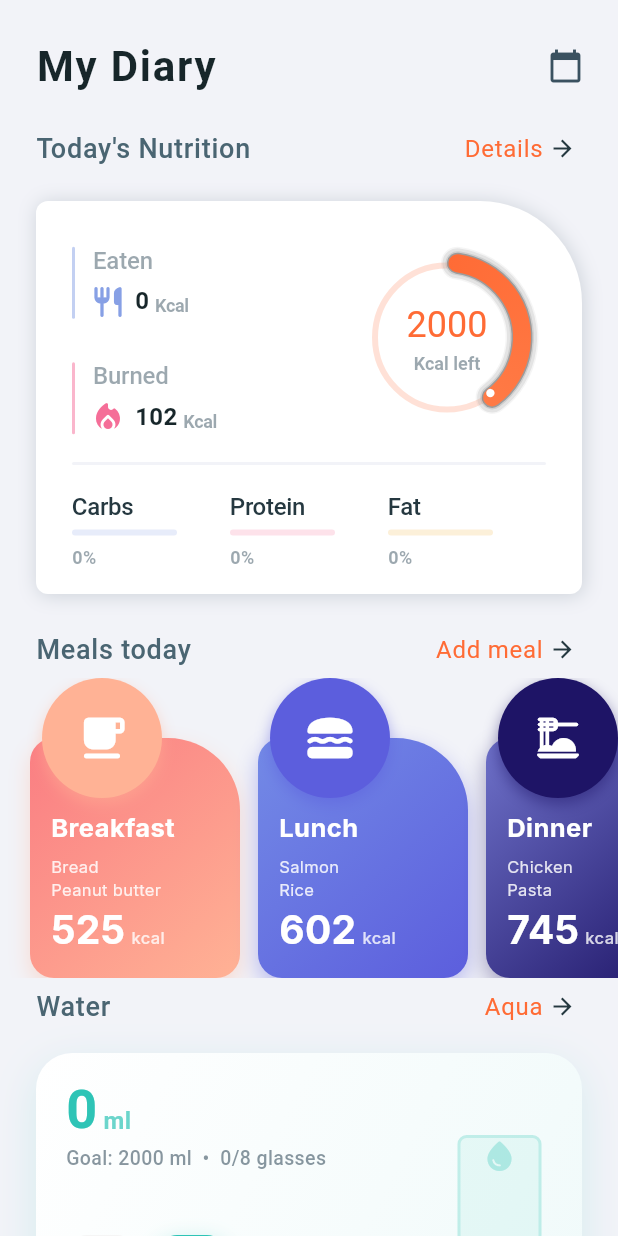
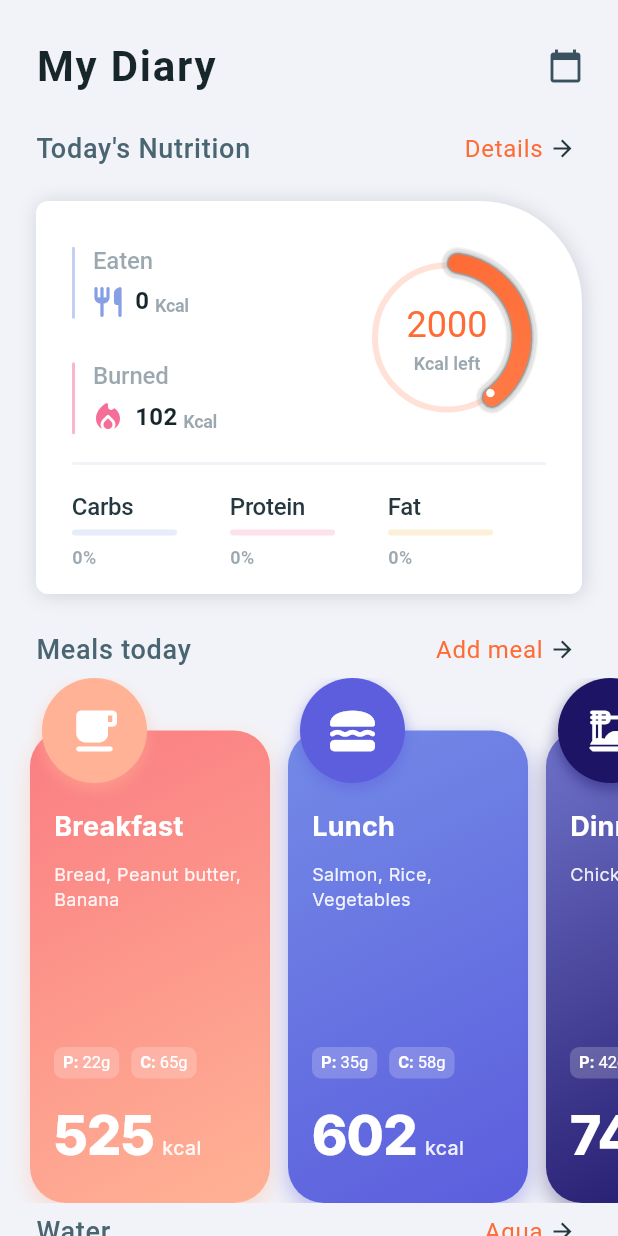
Before and after one commit to Tarekazabou/projet_web, a Flutter app: the HomeScreen screen opened directly, on a phone screen of 412 x 824 dp. Run offline on Flutter 3.47's test engine with Material 3 defaults, Android fonts, the phone set to English and light mode, and no system bars; our stand-ins replace firebase_core, flutter_screenutil, google_fonts, image_picker, shared_preferences; accounts and stored records are empty; network calls fail.

Commit message:
ui fixed

```diff
--- a/my_app/lib/main.dart
+++ b/my_app/lib/main.dart
@@ -17,6 +17,7 @@ import 'providers/recipe_provider.dart';
 import 'providers/auth_provider.dart';
 import 'providers/nutrition_provider.dart';
 import 'providers/dashboard_provider.dart';
+import 'providers/grocery_provider.dart';
 import 'utils/app_theme.dart';
 import 'utils/mealy_theme.dart';
 import 'widgets/bottom_bar_view.dart';
@@ -54,6 +55,7 @@ class MealyApp extends StatelessWidget {
             ChangeNotifierProvider(create: (_) => RecipeProvider()),
             ChangeNotifierProvider(create: (_) => NutritionProvider()),
             ChangeNotifierProvider(create: (_) => DashboardProvider()),
+            ChangeNotifierProvider(create: (_) => GroceryProvider()),
             Provider(create: (_) => ApiService()),
           ],
           child: MaterialApp(
--- /dev/null
+++ b/my_app/lib/providers/grocery_provider.dart
@@ -0,0 +1,166 @@
+import 'package:flutter/material.dart';
+import '../services/api_service.dart';
+import '../utils/logger.dart';
+
+/// Model for a grocery item
+class GroceryItem {
+  final String id;
+  final String name;
+  final String quantity;
+  final String unit;
+  final String category;
+  bool purchased;
+
+  GroceryItem({
+    required this.id,
+    required this.name,
+    required this.quantity,
+    this.unit = 'pcs',
+    required this.category,
+    this.purchased = false,
+  });
+
+  factory GroceryItem.fromJson(Map<String, dynamic> json) {
+    return GroceryItem(
+      id: json['id']?.toString() ?? '',
+      name: json['name'] ?? '',
+      quantity: json['quantity']?.toString() ?? '1',
+      unit: json['unit'] ?? 'pcs',
+      category: json['category'] ?? 'Other',
+      purchased: json['purchased'] ?? false,
+    );
+  }
+
+  Map<String, dynamic> toJson() => {
+        'id': id,
+        'name': name,
+        'quantity': quantity,
+        'unit': unit,
+        'category': category,
+        'purchased': purchased,
+      };
+}
+
+/// Provider for grocery list management
+class GroceryProvider with ChangeNotifier {
+  final ApiService _apiService = ApiService();
+
+  List<GroceryItem> _items = [];
+  bool _isLoading = false;
+  String? _error;
+  String? _listId;
+  String _listName = 'My Grocery List';
+
+  // Getters
+  List<GroceryItem> get items => _items;
+  bool get isLoading => _isLoading;
+  String? get error => _error;
+  String? get listId => _listId;
+  String get listName => _listName;
+
+  // Calculated getters
+  int get totalItems => _items.length;
+  int get purchasedItems => _items.where((item) => item.purchased).length;
+  int get pendingItems => _items.where((item) => !item.purchased).length;
+  double get progress =>
+      totalItems > 0 ? (purchasedItems / totalItems) * 100 : 0;
+
+  /// Load grocery items from API
+  Future<void> loadGroceryItems() async {
+    _isLoading = true;
+    _error = null;
+    notifyListeners();
+
+    try {
+      final response = await _apiService.getGroceryItems();
+      _items = (response['items'] as List? ?? [])
+          .map((item) => GroceryItem.fromJson(Map<String, dynamic>.from(item)))
+          .toList();
+      _listId = response['listId'];
+      _listName = response['listName'] ?? 'My Grocery List';
+      _isLoading = false;
+      _error = null;
+      notifyListeners();
+
+      AppLogger.info(
+        'Loaded ${_items.length} grocery items (${pendingItems} pending)',
+        tag: 'GroceryProvider',
+      );
+    } catch (e) {
+      _isLoading = false;
+      _error = e.toString();
+      AppLogger.error('Failed to load grocery items', tag: 'GroceryProvider', error: e);
+      notifyListeners();
+    }
+  }
+
+  /// Toggle item purchased status
+  Future<void> togglePurchased(int index) async {
+    if (index < 0 || index >= _items.length) return;
+
+    final item = _items[index];
+    final wasPurchased = item.purchased;
+
+    // Optimistic update
+    item.purchased = !item.purchased;
+    notifyListeners();
+
+    try {
+      await _apiService.toggleGroceryItemPurchased(index);
+    } catch (e) {
+      // Revert on error
+      item.purchased = wasPurchased;
+      _error = e.toString();
+      notifyListeners();
+      AppLogger.error('Failed to update item', tag: 'GroceryProvider', error: e);
+    }
+  }
+
+  /// Add a new grocery item
+  Future<void> addItem(GroceryItem item) async {
+    try {
+      final response = await _apiService.addGroceryItem(item.toJson());
+      final newItem = GroceryItem.fromJson(response['item']);
+      _items.add(newItem);
+      notifyListeners();
+      AppLogger.info('Added grocery item: ${item.name}', tag: 'GroceryProvider');
+    } catch (e) {
+      _error = e.toString();
+      AppLogger.error('Failed to add item', tag: 'GroceryProvider', error: e);
+      rethrow;
+    }
+  }
+
+  /// Delete a grocery item
+  Future<void> deleteItem(int index) async {
+    if (index < 0 || index >= _items.length) return;
+
+    final item = _items[index];
+
+    // Optimistic update
+    _items.removeAt(index);
+    notifyListeners();
+
+    try {
+      await _apiService.deleteGroceryItem(index);
+      AppLogger.info('Deleted grocery item: ${item.name}', tag: 'GroceryProvider');
+    } catch (e) {
+      // Revert on error
+      _items.insert(index, item);
+      _error = e.toString();
+      notifyListeners();
+      AppLogger.error('Failed to delete item', tag: 'GroceryProvider', error: e);
+    }
+  }
+
+  /// Refresh grocery items
+  Future<void> refresh() => loadGroceryItems();
+
+  /// Clear all items
+  void clear() {
+    _items.clear();
+    _listId = null;
+    _listName = 'My Grocery List';
+    notifyListeners();
+  }
+}
--- a/my_app/lib/screens/fridge_screen.dart
+++ b/my_app/lib/screens/fridge_screen.dart
@@ -147,6 +147,11 @@ class _FridgeScreenState extends State<FridgeScreen>
                         child: Row(
                           mainAxisAlignment: MainAxisAlignment.center,
                           children: [
+                            IconButton(
+                              icon: const Icon(Icons.arrow_back_ios_rounded),
+                              color: MealyTheme.darkerText,
+                              onPressed: () => Navigator.of(context).pop(),
+                            ),
                             Expanded(
                               child: Padding(
                                 padding: const EdgeInsets.all(8.0),
--- a/my_app/lib/widgets/ui_view/meals_list_view.dart
+++ b/my_app/lib/widgets/ui_view/meals_list_view.dart
@@ -53,7 +53,7 @@ class _MealsListViewState extends State<MealsListView>
           child: Transform.translate(
             offset: Offset(0, 30 * (1.0 - widget.mainScreenAnimation!.value)),
             child: SizedBox(
-              height: 200,
+              height: 350,
               child: ListView.separated(
                 padding: const EdgeInsets.symmetric(horizontal: 20),
                 scrollDirection: Axis.horizontal,
@@ -106,8 +106,8 @@ class MealCard extends StatelessWidget {
   final Animation<double> animation;
   final VoidCallback? onTap;
 
-  static const double _cardWidth = 140;
-  static const double _iconSize = 80;
+  static const double _cardWidth = 160;
+  static const double _iconSize = 70;
 
   @override
   Widget build(BuildContext context) {
@@ -148,12 +148,7 @@ class MealCard extends StatelessWidget {
             begin: Alignment.topLeft,
             end: Alignment.bottomRight,
           ),
-          borderRadius: const BorderRadius.only(
-            topLeft: Radius.circular(16),
-            topRight: Radius.circular(48),
-            bottomLeft: Radius.circular(16),
-            bottomRight: Radius.circular(16),
-          ),
+          borderRadius: BorderRadius.circular(24),
           boxShadow: [
             BoxShadow(
               color: meal.endColor.withValues(alpha: 0.4),
@@ -162,13 +157,16 @@ class MealCard extends StatelessWidget {
             ),
           ],
         ),
-        padding: const EdgeInsets.fromLTRB(14, 48, 14, 14),
+        padding: const EdgeInsets.fromLTRB(16, 52, 16, 20),
         child: Column(
           crossAxisAlignment: CrossAxisAlignment.start,
           children: [
             _buildTitle(),
-            const SizedBox(height: 6),
-            Expanded(child: _buildMealsList()),
+            const SizedBox(height: 12),
+            _buildMealsList(),
+            const Spacer(),
+            _buildNutritionInfo(),
+            const SizedBox(height: 12),
             _buildCalories(),
           ],
         ),
@@ -203,25 +201,67 @@ class MealCard extends StatelessWidget {
     return Text(
       meal.title,
       style: const TextStyle(
-        fontWeight: FontWeight.bold,
-        fontSize: 17,
+        fontWeight: FontWeight.w700,
+        fontSize: 18,
         color: Colors.white,
-        letterSpacing: 0.3,
+        letterSpacing: 0.2,
+        height: 1.3,
       ),
+      maxLines: 3,
+      overflow: TextOverflow.ellipsis,
     );
   }
 
   Widget _buildMealsList() {
-    final displayMeals = meal.meals?.take(2).toList() ?? [];
+    final displayMeals = meal.meals?.take(3).toList() ?? [];
     return Text(
-      displayMeals.join('\n'),
+      displayMeals.join(', '),
       style: TextStyle(
-        fontSize: 11,
-        color: Colors.white.withValues(alpha: 0.85),
+        fontSize: 12,
+        color: Colors.white.withValues(alpha: 0.9),
         height: 1.4,
+        fontWeight: FontWeight.w400,
       ),
       maxLines: 2,
       overflow: TextOverflow.ellipsis,
+    );
+  }
+
+  Widget _buildNutritionInfo() {
+    return Row(
+      children: [
+        _buildNutrientTag('P', '${meal.protein}g'),
+        const SizedBox(width: 8),
+        _buildNutrientTag('C', '${meal.carbs}g'),
+      ],
+    );
+  }
+
+  Widget _buildNutrientTag(String label, String value) {
+    return Container(
+      padding: const EdgeInsets.symmetric(horizontal: 6, vertical: 4),
+      decoration: BoxDecoration(
+        color: Colors.white.withValues(alpha: 0.2),
+        borderRadius: BorderRadius.circular(6),
+      ),
+      child: RichText(
+        text: TextSpan(
+          style: const TextStyle(
+            fontSize: 11,
+            color: Colors.white,
+          ),
+          children: [
+            TextSpan(
+              text: '$label: ',
+              style: const TextStyle(fontWeight: FontWeight.w600),
+            ),
+            TextSpan(
+              text: value,
+              style: const TextStyle(fontWeight: FontWeight.w400),
+            ),
+          ],
+        ),
+      ),
     );
   }
 
@@ -233,17 +273,18 @@ class MealCard extends StatelessWidget {
         Text(
           '${meal.kcal}',
           style: const TextStyle(
-            fontWeight: FontWeight.bold,
-            fontSize: 26,
+            fontWeight: FontWeight.w800,
+            fontSize: 36,
             color: Colors.white,
+            letterSpacing: -0.5,
           ),
         ),
-        const SizedBox(width: 4),
+        const SizedBox(width: 5),
         Text(
           'kcal',
           style: TextStyle(
-            fontSize: 11,
-            color: Colors.white.withValues(alpha: 0.8),
+            fontSize: 13,
+            color: Colors.white.withValues(alpha: 0.9),
             fontWeight: FontWeight.w500,
           ),
         ),
@@ -264,6 +305,8 @@ class MealData {
     required this.endColor,
     this.meals,
     this.kcal = 0,
+    this.protein = 0,
+    this.carbs = 0,
   });
 
   final IconData icon;
@@ -272,6 +315,8 @@ class MealData {
   final Color endColor;
   final List<String>? meals;
   final int kcal;
+  final int protein;
+  final int carbs;
 
   // Predefined meal types with their colors
   static const _breakfastColors = (Color(0xFFFA7D82), Color(0xFFFFB295));
@@ -284,7 +329,9 @@ class MealData {
       icon: Icons.free_breakfast_rounded,
       title: 'Breakfast',
       kcal: 525,
-      meals: ['Bread', 'Peanut butter'],
+      protein: 22,
+      carbs: 65,
+      meals: ['Bread', 'Peanut butter', 'Banana'],
       startColor: _breakfastColors.$1,
       endColor: _breakfastColors.$2,
     ),
@@ -292,7 +339,9 @@ class MealData {
       icon: Icons.lunch_dining_rounded,
       title: 'Lunch',
       kcal: 602,
-      meals: ['Salmon', 'Rice'],
+      protein: 35,
+      carbs: 58,
+      meals: ['Salmon', 'Rice', 'Vegetables'],
       startColor: _lunchColors.$1,
       endColor: _lunchColors.$2,
     ),
@@ -300,7 +349,9 @@ class MealData {
       icon: Icons.dinner_dining_rounded,
       title: 'Dinner',
       kcal: 745,
-      meals: ['Chicken', 'Pasta'],
+      protein: 42,
+      carbs: 72,
+      meals: ['Chicken', 'Pasta', 'Salad'],
       startColor: _dinnerColors.$1,
       endColor: _dinnerColors.$2,
     ),
@@ -308,6 +359,8 @@ class MealData {
       icon: Icons.icecream_rounded,
       title: 'Snack',
       kcal: 125,
+      protein: 8,
+      carbs: 15,
       meals: ['Nuts', 'Yogurt'],
       startColor: _snackColors.$1,
       endColor: _snackColors.$2,
```
Also changed, not shown: my_app/lib/screens/home_screen.dart (+24 -7 lines), my_app/lib/screens/nutrition_screen.dart (+8 -0 lines), my_app/lib/widgets/ui_view/area_list_view.dart (+13 -1 lines).
